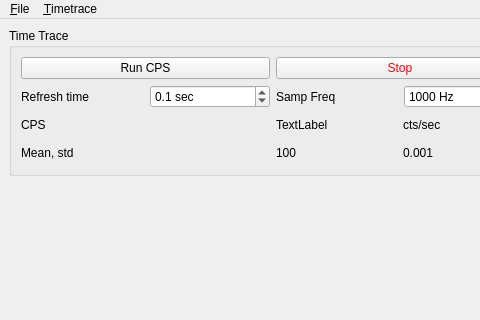
Qt form src/qudi/gui/timetrace/timetrace.ui (tugatoconhelado/Qoptics_exp) before a commit; both pictures show x 0 to 480 and y 0 to 320 of the 800 by 604 pixel window.
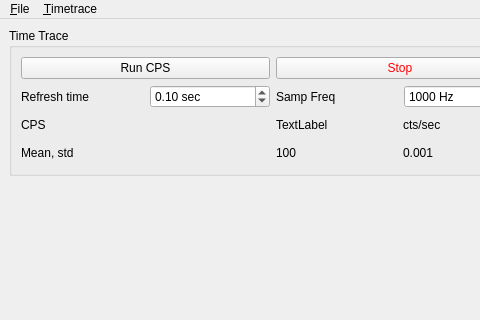
The same form after that commit. Icons and pictures are not drawn. Custom widgets are drawn as their Qt base class.

Commit message: Laser controller changes

Diff of the .ui file:
```diff
--- a/src/qudi/gui/timetrace/timetrace.ui
+++ b/src/qudi/gui/timetrace/timetrace.ui
@@ -98,7 +98,7 @@
               <string> sec</string>
              </property>
              <property name="decimals">
-              <number>1</number>
+              <number>2</number>
              </property>
              <property name="maximum">
               <double>1000000000000000019884624838656.000000000000000</double>
```
The commit also changes 2 other files.
